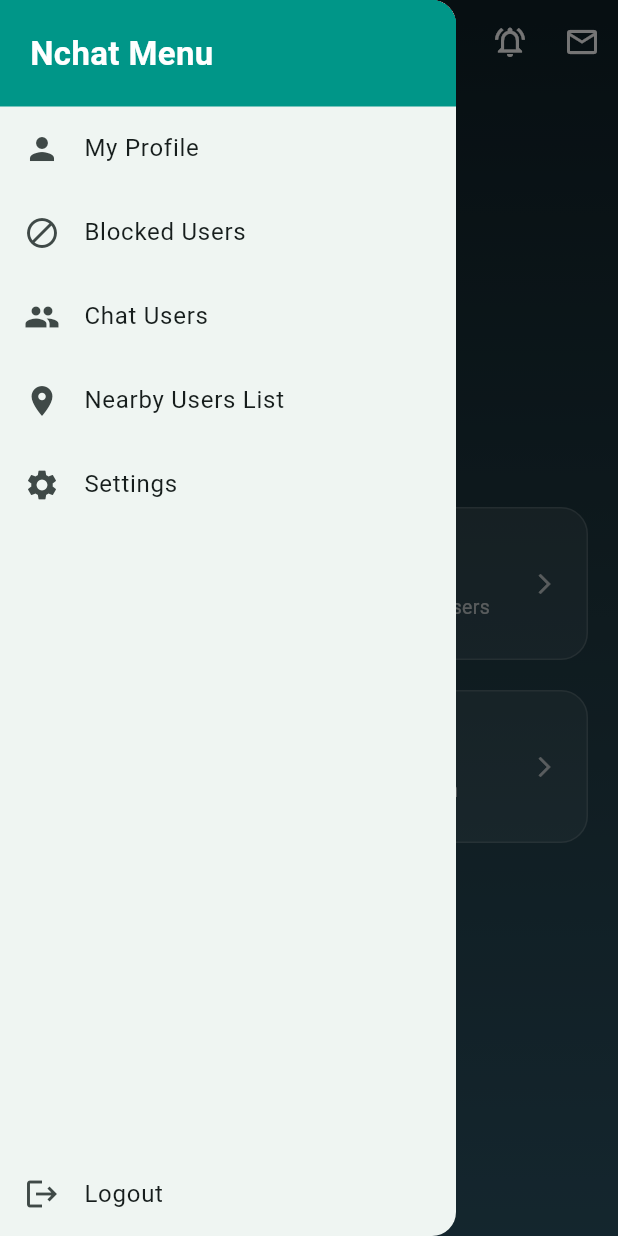
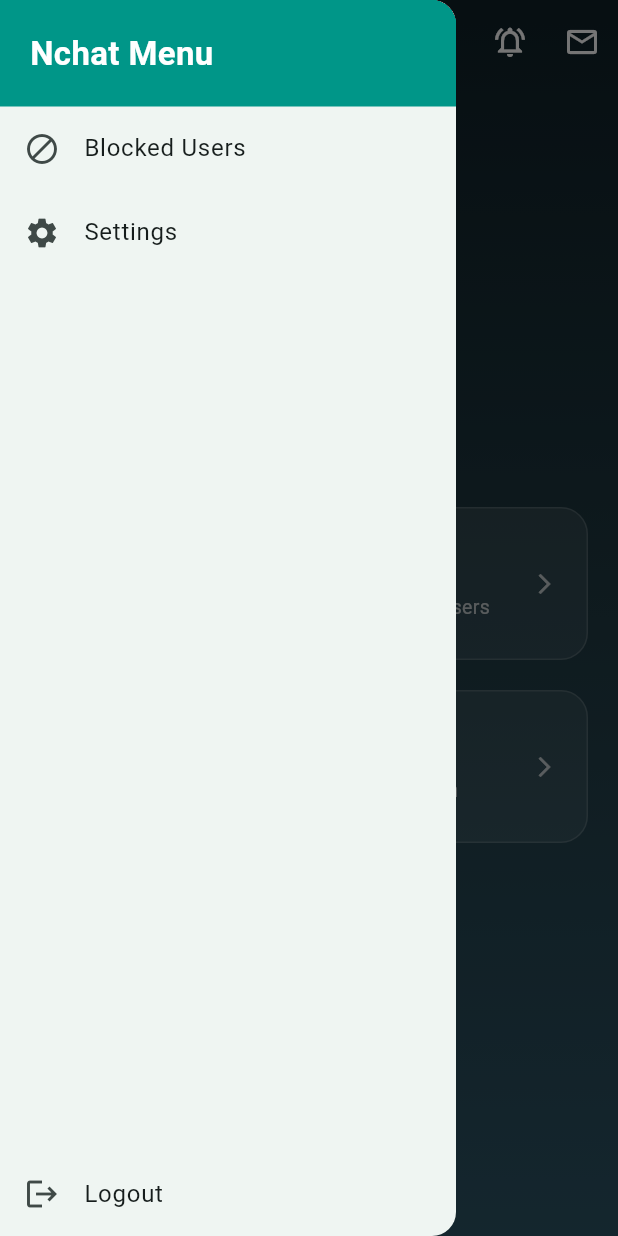
Before and after one commit to snchat78-svg/nchat, a Flutter app: the HomePage screen opened by its route, with the side drawer open, on a phone screen of 412 x 824 dp. Run offline on Flutter 3.47's test engine with Material 2 defaults, Android fonts, the phone set to English and light mode, and no system bars; our stand-ins replace cloud_firestore, firebase_auth, firebase_core, firebase_messaging, firebase_storage, flutter_local_notifications and 4 more; accounts and stored records are empty.

Commit message:
Remove unused drawer items from home page
Removed 'My Profile', 'Chat Users', and 'Nearby Users List' items from the drawer.

```diff
--- a/lib/pages/home_page.dart
+++ b/lib/pages/home_page.dart
@@ -283,10 +283,7 @@
                     fontWeight: FontWeight.bold),
               ),
             ),
-            _drawerItem(Icons.person, 'My Profile', _openProfile),
             _drawerItem(Icons.block, 'Blocked Users', _openBlockedUsers),
-            _drawerItem(Icons.people, 'Chat Users', _openChatUsers),
-            _drawerItem(Icons.location_on, 'Nearby Users List', _openNearbyUsers),
             _drawerItem(Icons.settings, 'Settings', _openSettings),
             const Spacer(),
             _drawerItem(Icons.logout, 'Logout', _logout),
```
